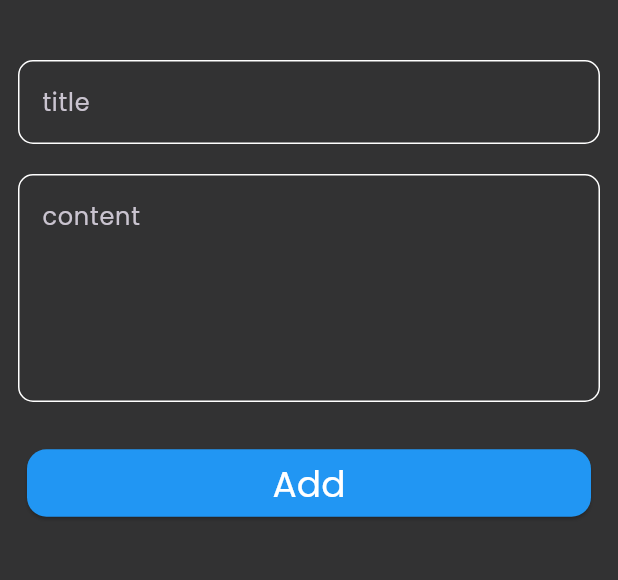
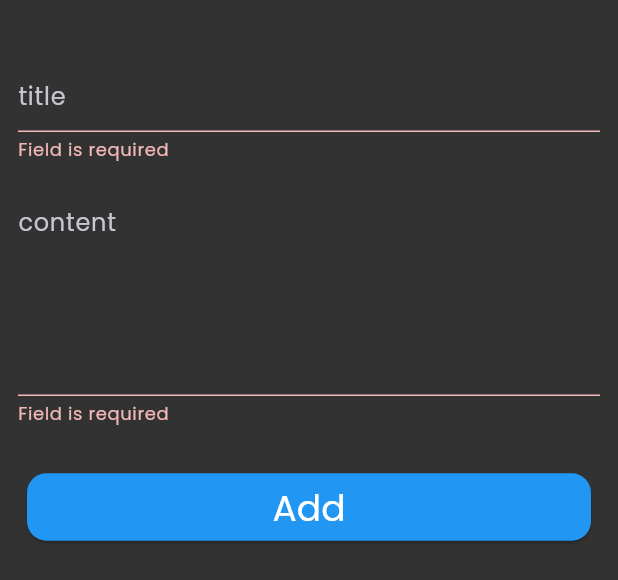
Before and after one commit to alitoson123/notes_app, a Flutter app: the CustomModelButtomSheet widget shown alone on an empty page, opened directly, after a tap on "Add", on a phone screen of 412 x 824 dp. Shown: the top 580 px of the screen. Run offline on Flutter 3.47's test engine with Material 3 defaults, Android fonts, the phone set to English and light mode, and no system bars; our stand-ins replace hive, hive_flutter; accounts and stored records are empty.

Commit message:
Create validate for model sheet

```diff
--- a/lib/Views/edit_notes_view.dart
+++ b/lib/Views/edit_notes_view.dart
@@ -19,11 +19,11 @@ class EditNotesView extends StatelessWidget {
             SizedBox(
               height: 20,
             ),
-            CustomTextField(hintText: 'Title', maxsize: 1),
+            CustomTextField(hintText: 'Title', maxsize: 1, onChanged: (String ) {  },),
             SizedBox(
               height: 20,
             ),
-            CustomTextField(hintText: 'content', maxsize: 5),
+            CustomTextField(hintText: 'content', maxsize: 5, onChanged: (String ) {  },),
           ],
         ),
       ),
--- a/lib/Widgets/Custom_model_buttom_sheet.dart
+++ b/lib/Widgets/Custom_model_buttom_sheet.dart
@@ -2,12 +2,24 @@ import 'package:flutter/material.dart';
 import 'package:notes_app/Widgets/Custom_text_field.dart';
 import 'package:notes_app/Widgets/custom_button.dart';
 
-class CustomModelButtomSheet extends StatelessWidget {
+class CustomModelButtomSheet extends StatefulWidget {
   const CustomModelButtomSheet({super.key});
+
+  @override
+  State<CustomModelButtomSheet> createState() => _CustomModelButtomSheetState();
+}
+
+class _CustomModelButtomSheetState extends State<CustomModelButtomSheet> {
+  String? title, subtitle;
+  GlobalKey<FormState> mykey = GlobalKey();
+  AutovalidateMode autovalidateMode = AutovalidateMode.disabled;
 
   @override
   Widget build(BuildContext context) {
     return SingleChildScrollView(
+      child: Form(
+        key: mykey,
+        autovalidateMode: autovalidateMode,
         child: Container(
           child: Padding(
             padding: const EdgeInsets.symmetric(horizontal: 12),
@@ -16,17 +28,40 @@ class CustomModelButtomSheet extends StatelessWidget {
                 SizedBox(
                   height: 40,
                 ),
-              CustomTextField(hintText: 'title', maxsize: 1),
+                CustomTextField(
+                  hintText: 'title',
+                  maxsize: 1,
+                  onChanged: (value) {
+                    title = value;
+                  },
+                ),
                 SizedBox(
                   height: 20,
                 ),
-              CustomTextField(hintText: 'content', maxsize: 5),
+                CustomTextField(
+                  hintText: 'content',
+                  maxsize: 5,
+                  onChanged: (value) {
+                    subtitle = value;
+                  },
+                ),
                 SizedBox(
                   height: 30,
                 ),
                 CustomButton(
                   textbutton: 'Add',
-                onpressed: () {},
+                  onpressed: () {
+                    if (mykey.currentState!.validate()) {
+                      ScaffoldMessenger.of(context).showSnackBar(
+                        SnackBar(
+                          content: Text('Added'),
+                        ),
+                      );
+                    } else {
+                      autovalidateMode = AutovalidateMode.always;
+                      setState(() {});
+                    }
+                  },
                 ),
                 SizedBox(
                   height: 40,
@@ -35,6 +70,7 @@ class CustomModelButtomSheet extends StatelessWidget {
             ),
           ),
         ),
+      ),
     );
   }
 }
--- a/lib/Widgets/Custom_text_field.dart
+++ b/lib/Widgets/Custom_text_field.dart
@@ -2,13 +2,25 @@ import 'package:flutter/material.dart';
 
 class CustomTextField extends StatelessWidget {
   const CustomTextField(
-      {super.key, required this.hintText, required this.maxsize});
+      {super.key,
+      required this.hintText,
+      required this.maxsize,
+      required this.onChanged});
 
   final String hintText;
   final int maxsize;
+  final Function(String) onChanged;
   @override
   Widget build(BuildContext context) {
-    return TextField(
+    return TextFormField(
+      validator: (value) {
+        if (value!.isEmpty) {
+          return 'Field is required';
+        } else {
+          return null;
+        }
+      },
+      onChanged: onChanged,
       maxLines: maxsize,
       decoration: InputDecoration(
         hintText: hintText,
--- a/lib/main.dart
+++ b/lib/main.dart
@@ -1,7 +1,10 @@
 import 'package:flutter/material.dart';
+import 'package:hive_flutter/adapters.dart';
 import 'package:notes_app/Views/home_view.dart';
 
-void main() {
+void main() async {
+  await Hive.initFlutter();
+  await Hive.openBox('notes_box');
   runApp(const MyApp());
 }
 
@@ -13,10 +16,10 @@ class MyApp extends StatelessWidget {
     return MaterialApp(
       debugShowCheckedModeBanner: false,
       theme: ThemeData(
-          brightness: Brightness.dark,
-          scaffoldBackgroundColor: Color(0xff323233),
-          fontFamily: 'Poppins',
-          ),
+        brightness: Brightness.dark,
+        scaffoldBackgroundColor: Color(0xff323233),
+        fontFamily: 'Poppins',
+      ),
       home: HomeView(),
     );
   }
```
Lines whose indentation alone changed are shown as unchanged.
